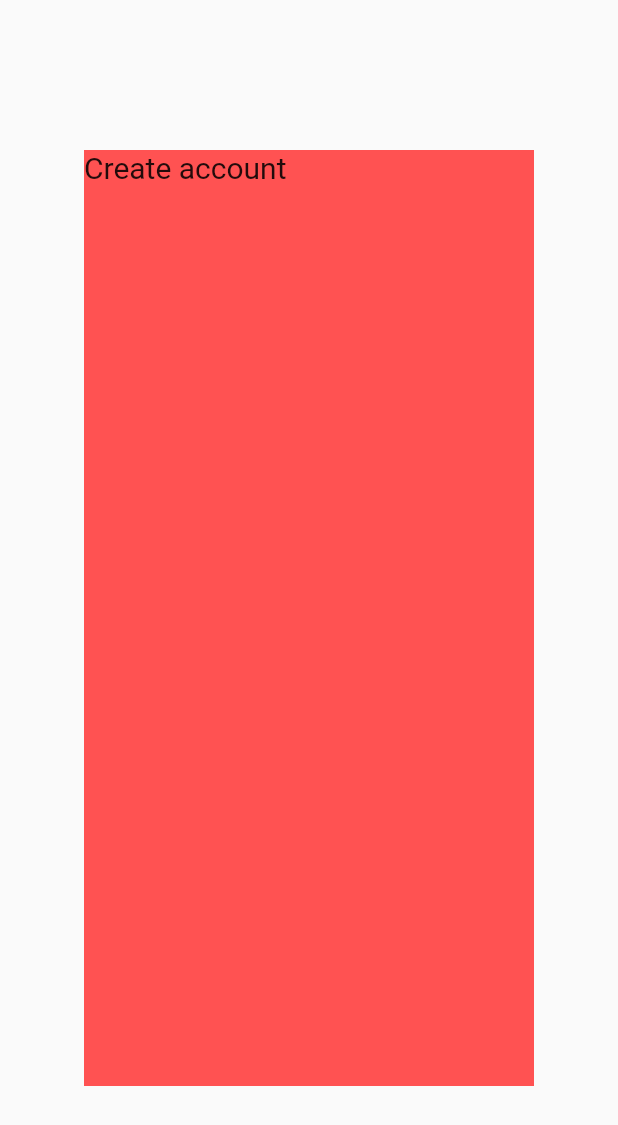
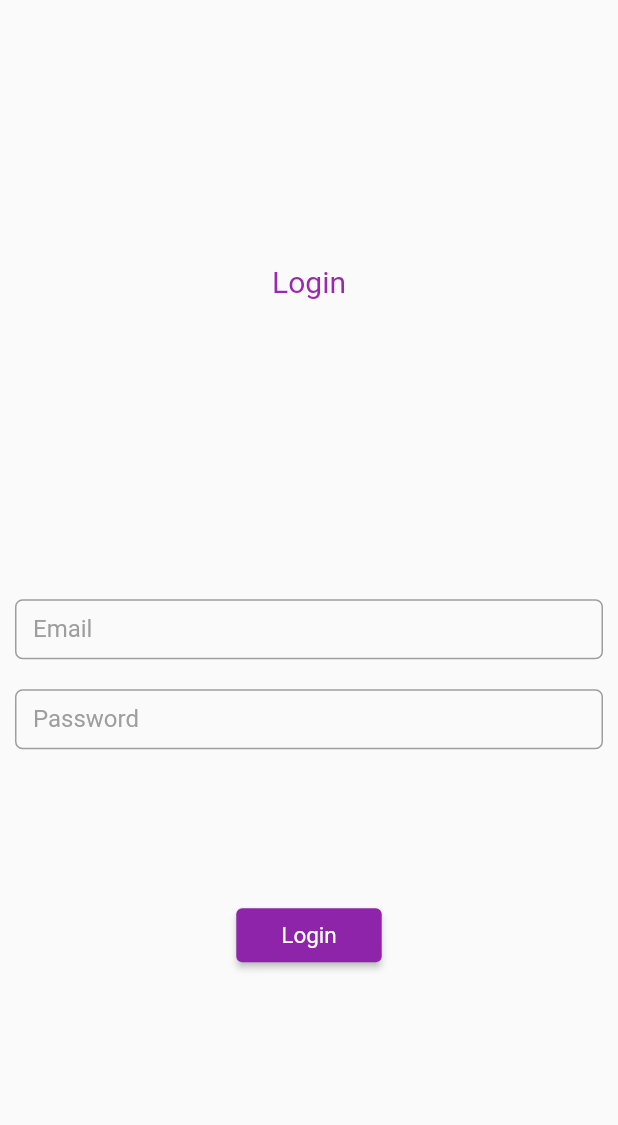
Before and after one commit to Vikank/quizz, a Flutter app: the screen it shows after launch, on a phone screen of 412 x 824 dp. Shown: the top 1125 px of the screen. Run offline on Flutter 3.47's test engine with Material 2 defaults, Android fonts, the phone set to English and light mode, and no system bars; our stand-ins replace get.

Commit message:
Login Page ui ready.

```diff
--- /dev/null
+++ b/lib/bindings/binding.dart
@@ -0,0 +1,10 @@
+import 'package:get/get.dart';
+import 'package:quizz/controller/login_controller.dart';
+
+class ControllerBinding extends Bindings{
+  @override
+  void dependencies() {
+    // TODO: implement dependencies
+    Get.lazyPut(() => LoginController());
+  }
+}
--- /dev/null
+++ b/lib/controller/login_controller.dart
@@ -0,0 +1,16 @@
+import 'package:get/get.dart';
+
+class LoginController extends GetxController{
+
+  RxBool animated = false.obs;
+
+  @override
+  void onInit(){
+    super.onInit();
+  }
+
+  void login(){
+    animated.value = !animated.value;
+  }
+
+}
--- a/lib/main.dart
+++ b/lib/main.dart
@@ -1,5 +1,7 @@
 import 'package:flutter/material.dart';
 import 'package:get/get.dart';
+import 'package:quizz/bindings/binding.dart';
+import 'package:quizz/screens/login.dart';
 import 'package:quizz/screens/sign_up.dart';
 void main(){
   runApp(Quizz());
@@ -11,9 +13,11 @@ class Quizz extends StatelessWidget {
   @override
   Widget build(BuildContext context) {
     return GetMaterialApp(
+      initialBinding: ControllerBinding(),
+      debugShowCheckedModeBanner: false,
       initialRoute: '/',
       getPages: [
-        GetPage(name: '/', page:()=> SignUp()),
+        GetPage(name: '/', page:()=> Login()),
       ],
     );
   }
--- /dev/null
+++ b/lib/screens/login.dart
@@ -0,0 +1,126 @@
+import 'package:flutter/material.dart';
+import 'package:flutter/animation.dart';
+import 'package:quizz/controller/login_controller.dart';
+import 'package:get/get.dart';
+
+class Login extends StatelessWidget {
+  final LoginController loginController = Get.find();
+
+  @override
+  Widget build(BuildContext context) {
+    return Scaffold(
+      body: SafeArea(
+        child: Container(
+          padding: EdgeInsets.all(10),
+          child: Column(
+            mainAxisAlignment: MainAxisAlignment.center,
+            children: [
+              Obx(
+                  ()=>Container(
+                    child: AnimatedDefaultTextStyle(
+                      child: Text('Login'),
+                      curve: loginController.animated.value ? Curves.bounceOut : Curves.bounceIn,
+                      duration: Duration(seconds: 2),
+                      style: loginController.animated.value ? TextStyle(
+                        fontSize: 50,
+                        fontWeight: FontWeight.bold,
+                        color: Colors.purple[600],
+                      ) : TextStyle(
+                        fontSize: 20,
+                        fontWeight: FontWeight.normal,
+                        color: Colors.purple,
+                      ),
+                    ),
+                  ),
+              ),
+              SizedBox(
+                height: 200,
+              ),
+              Container(
+                width: double.infinity,
+                child: Column(
+                  crossAxisAlignment: CrossAxisAlignment.start,
+                  children: [
+                    Container(
+                      width: double.infinity,
+                      height: 40,
+                      child: TextFormField(
+                          decoration : InputDecoration(
+                            labelText: "Email",
+                            labelStyle: TextStyle(
+                              color: Colors.grey,
+                            ),
+                            focusedBorder: OutlineInputBorder(
+                              borderRadius: BorderRadius.circular(5.0),
+                              borderSide: BorderSide(
+                                color: Colors.purple,
+                              ),
+                            ),
+                            enabledBorder: OutlineInputBorder(
+                              borderRadius: BorderRadius.circular(5.0),
+                              borderSide: BorderSide(
+                                color: Colors.grey,
+                                width: 1.0,
+                              ),
+                            ),
+                          ),
+                      ),
+                    ),
+                    SizedBox(
+                      height: 20,
+                    ),
+                    Container(
+                      width: double.infinity,
+                      height: 40,
+                      child: TextFormField(
+                        decoration : InputDecoration(
+                          focusColor: Colors.white,
+                          labelText: "Password",
+                          labelStyle: TextStyle(
+                            color: Colors.grey,
+                          ),
+                          fillColor: Colors.white,
+                          focusedBorder: OutlineInputBorder(
+                            borderRadius: BorderRadius.circular(5.0),
+                            borderSide: BorderSide(
+                              color: Colors.purple,
+                            ),
+                          ),
+                          enabledBorder: OutlineInputBorder(
+                            borderRadius: BorderRadius.circular(5.0),
+                            borderSide: BorderSide(
+                              color: Colors.grey,
+                              width: 1.0,
+                            ),
+                          ),
+                        ),
+                      ),
+                    ),
+                  ],
+                ),
+              ),
+              SizedBox(
+                height: 100,
+              ),
+              Container(
+                child: ElevatedButton(
+                  style: ElevatedButton.styleFrom(
+                    primary: Colors.purple[600],
+                    padding: EdgeInsets.symmetric(horizontal: 30, vertical: 5),
+                    textStyle: TextStyle(
+                      fontSize: 15,
+                    ),
+                  ),
+                  onPressed: () {
+                    loginController.login();
+                  },
+                  child: Text('Login'),
+                ),
+              ),
+            ],
+          ),
+        ),
+      ),
+    );
+  }
+}
```
